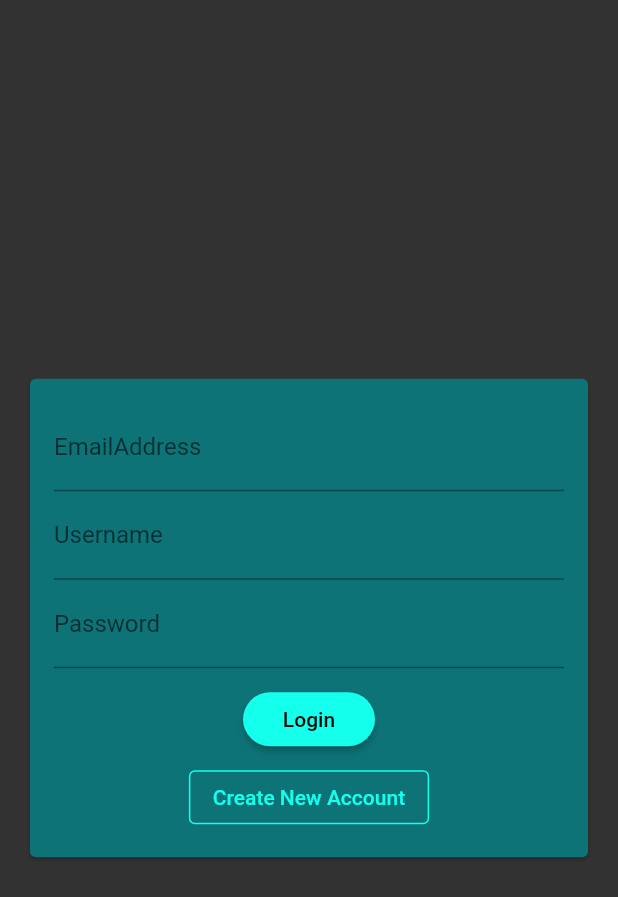
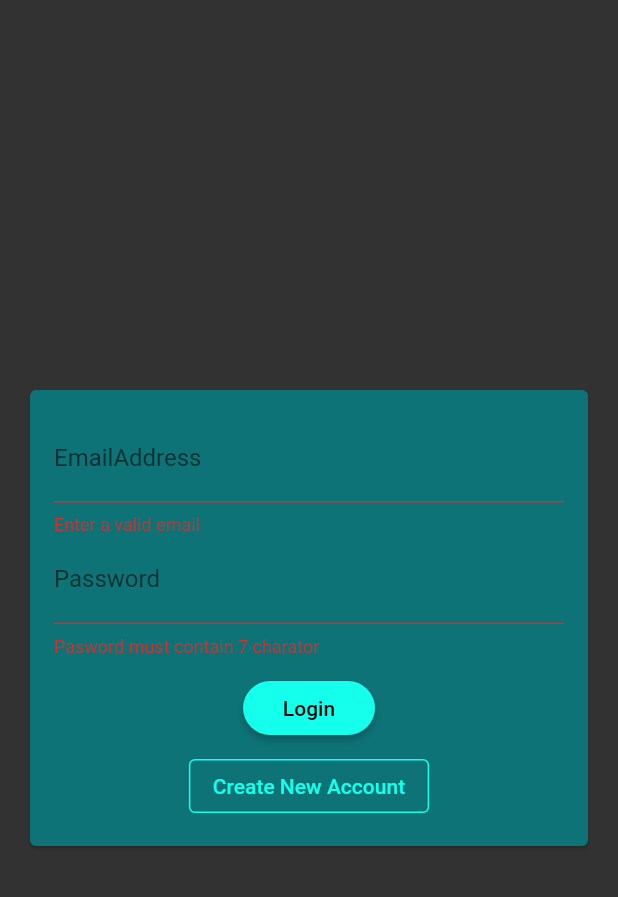
Before and after one commit to AbdulHannan-123/Chat_Application, a Flutter app: the screen it shows after launch, after a tap on "Login", on a phone screen of 412 x 824 dp. Shown: the top 897 px of the screen. Run offline on Flutter 3.47's test engine with Material 2 defaults, Android fonts, the phone set to English and light mode, and no system bars; our stand-ins replace cloud_firestore, firebase_core; missing offline and left inert: dart:html; accounts and stored records are empty.

Commit message:
validate login page

```diff
--- a/lib/widgets/auth/auth_form.dart
+++ b/lib/widgets/auth/auth_form.dart
@@ -8,6 +8,20 @@ class AuthForm extends StatefulWidget {
 }
 
 class _AuthFormState extends State<AuthForm> {
+  final _formKey = GlobalKey<FormState>();
+  var _isLogin = true;
+  String _userName = '';
+  String _userEmail = '';
+  String _userPass = '';
+
+  void _trySubmit() {
+    final isValid = _formKey.currentState!.validate();
+    FocusScope.of(context).unfocus();
+    if (isValid) {
+      _formKey.currentState!.save();
+    }
+  }
+
   @override
   Widget build(BuildContext context) {
     return Center(
@@ -18,37 +32,76 @@ class _AuthFormState extends State<AuthForm> {
           child: Padding(
             padding: const EdgeInsets.all(16.0),
             child: Form(
+              key: _formKey,
               child: Column(
                 mainAxisSize: MainAxisSize.min,
                 children: [
+                  if (!_isLogin)
+                    TextFormField(
+                      key: ValueKey('username'),
+                      validator: (value) {
+                        if (value!.isEmpty) {
+                          return "You Cant Leave Username Empty";
+                        }
+                        return null;
+                      },
+                      decoration: const InputDecoration(labelText: 'Username'),
+                      onSaved: (newValue) {
+                        _userName = newValue!;
+                      },
+                    ),
                   TextFormField(
+                    key: ValueKey('email'),
+                    validator: (value) {
+                      if (value!.isEmpty || value.contains('@')) {
+                        return 'Enter a valid email';
+                      }
+                      return null;
+                    },
                     keyboardType: TextInputType.emailAddress,
                     decoration: const InputDecoration(
                       labelText: 'EmailAddress',
                     ),
+                    onSaved: (newValue) {
+                      _userEmail = newValue!;
+                    },
                   ),
                   TextFormField(
-                      decoration: const InputDecoration(labelText: 'Username')),
-                  TextFormField(
+                    key: ValueKey('password'),
+                    validator: (value) {
+                      if (value!.isEmpty || value.length < 7) {
+                        return "Pasword must contain 7 charator";
+                      }
+                      return null;
+                    },
                     decoration: const InputDecoration(
                       labelText: 'Password',
                     ),
                     obscureText: true,
+                    onSaved: (newValue) {
+                      _userPass = newValue!;
+                    },
                   ),
                   const SizedBox(
                     height: 10,
                   ),
                   RaisedButton(
-                    child: const Text('Login'),
-                    onPressed: () {},
+                    onPressed: _trySubmit,
+                    child: Text(_isLogin ? 'Login' : 'Signup'),
                   ),
                   const SizedBox(height: 4),
                   OutlinedButton(
-                    onPressed: () {},
+                    onPressed: () {
+                      setState(() {
+                        _isLogin = !_isLogin;
+                      });
+                    },
                     style: OutlinedButton.styleFrom(
-                      side: BorderSide(color: Theme.of(context).colorScheme.primary)
-                    ) ,
-                    child: const Text('Create New Account'),
+                        side: BorderSide(
+                            color: Theme.of(context).colorScheme.primary)),
+                    child: Text(_isLogin
+                        ? 'Create New Account'
+                        : 'I already have an account'),
                   )
                 ],
               ),
```
